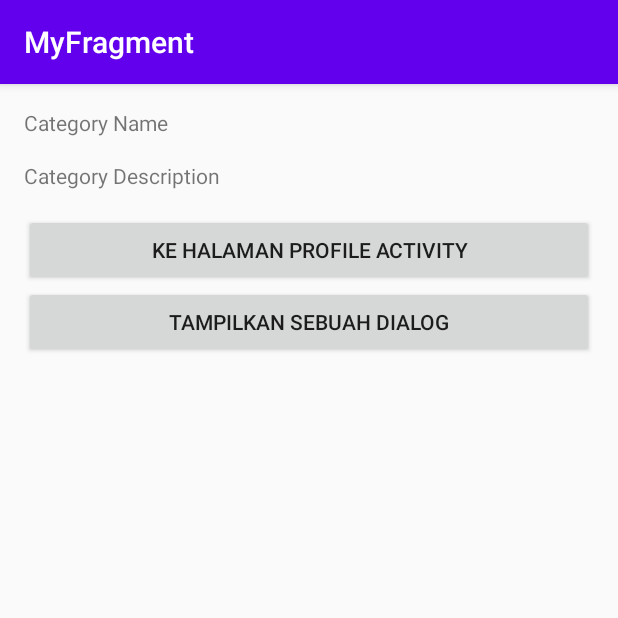
After one commit to boyranger/Android-Develover-SingleFighter, an Android app: the fragment DetailCategoryFragment shown on its own in the app's theme, on a phone screen of 412 x 824 dp, the top half of it. The commit adds this screen. Run offline under Robolectric (Android 15) with nearby library versions, the phone set to English and light mode, and no system bars.

```diff
--- /dev/null
+++ b/BFAA/MyFragment/app/src/main/java/com/firdausdev/singlefighter/bfaa/myfragment/DetailCategoryFragment.java
@@ -0,0 +1,28 @@
+package com.firdausdev.singlefighter.bfaa.myfragment;
+
+import android.os.Bundle;
+
+import androidx.fragment.app.Fragment;
+
+import android.view.LayoutInflater;
+import android.view.View;
+import android.view.ViewGroup;
+
+
+/**
+ * A simple {@link Fragment} subclass.
+ */
+public class DetailCategoryFragment extends Fragment {
+
+    public DetailCategoryFragment() {
+        // Required empty public constructor
+    }
+
+
+    @Override
+    public View onCreateView(LayoutInflater inflater, ViewGroup container,
+                             Bundle savedInstanceState) {
+        // Inflate the layout for this fragment
+        return inflater.inflate(R.layout.fragment_detail_category, container, false);
+    }
+}
--- /dev/null
+++ b/BFAA/MyFragment/app/src/main/res/layout/fragment_detail_category.xml
@@ -0,0 +1,33 @@
+<?xml version="1.0" encoding="utf-8"?>
+<LinearLayout xmlns:android="http://schemas.android.com/apk/res/android"
+    xmlns:tools="http://schemas.android.com/tools"
+    android:layout_width="match_parent"
+    android:layout_height="match_parent"
+    android:orientation="vertical"
+    android:padding="16dp"
+    tools:context=".DetailCategoryFragment">
+
+    <!-- TODO: Update blank fragment layout -->
+   <TextView
+       android:id="@+id/tv_category_name"
+       android:layout_marginBottom="16dp"
+       android:text="@string/category_name"
+       android:layout_width="match_parent"
+       android:layout_height="wrap_content"/>
+    <TextView
+        android:id="@+id/tv_category_desc"
+        android:layout_marginBottom="16dp"
+        android:text="@string/category_desc"
+        android:layout_width="match_parent"
+        android:layout_height="wrap_content"/>
+    <Button
+        android:id="@+id/btn_profile"
+        android:text="@string/to_profile"
+        android:layout_width="match_parent"
+        android:layout_height="wrap_content"/>
+    <Button
+        android:id="@+id/btn_show_dialog"
+        android:text="@string/show_dialog"
+        android:layout_width="match_parent"
+        android:layout_height="wrap_content"/>
+</LinearLayout>
```
Also changed, not shown: BFAA/MyFragment/app/src/main/java/com/firdausdev/singlefighter/bfaa/myfragment/CategoryFragment.java (added, +46 -0 lines), BFAA/MyFragment/app/src/main/java/com/firdausdev/singlefighter/bfaa/myfragment/HomeFragment.java (+12 -1 lines), BFAA/MyFragment/app/src/main/res/layout/fragment_category.xml (added, +22 -0 lines).
